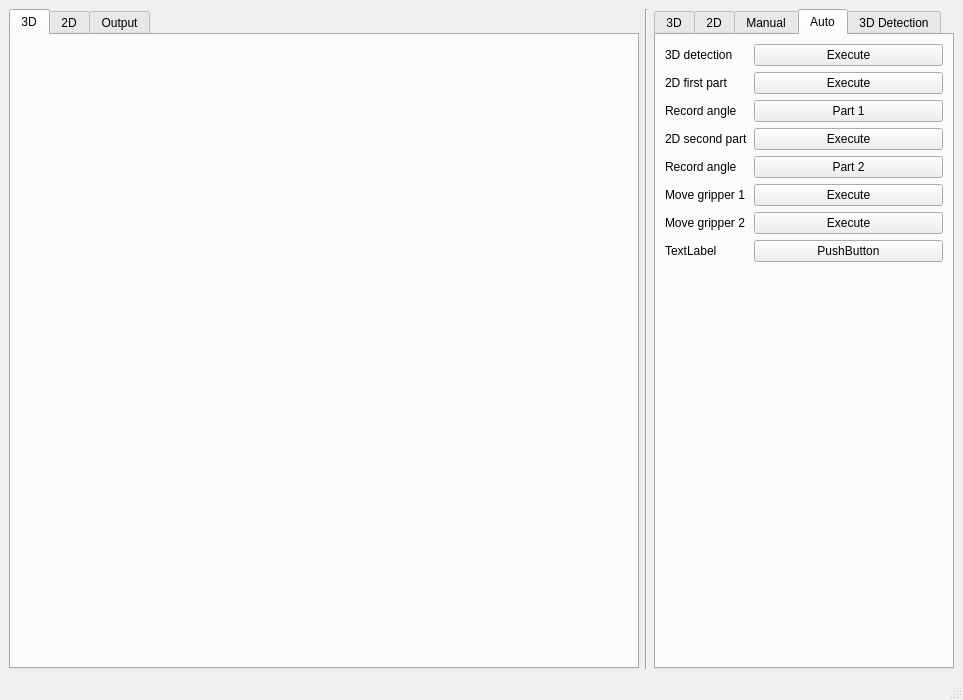
Above: ui/main_window.ui from bj0rkedal/agilus_master_project before the change. Below: the same form after it.
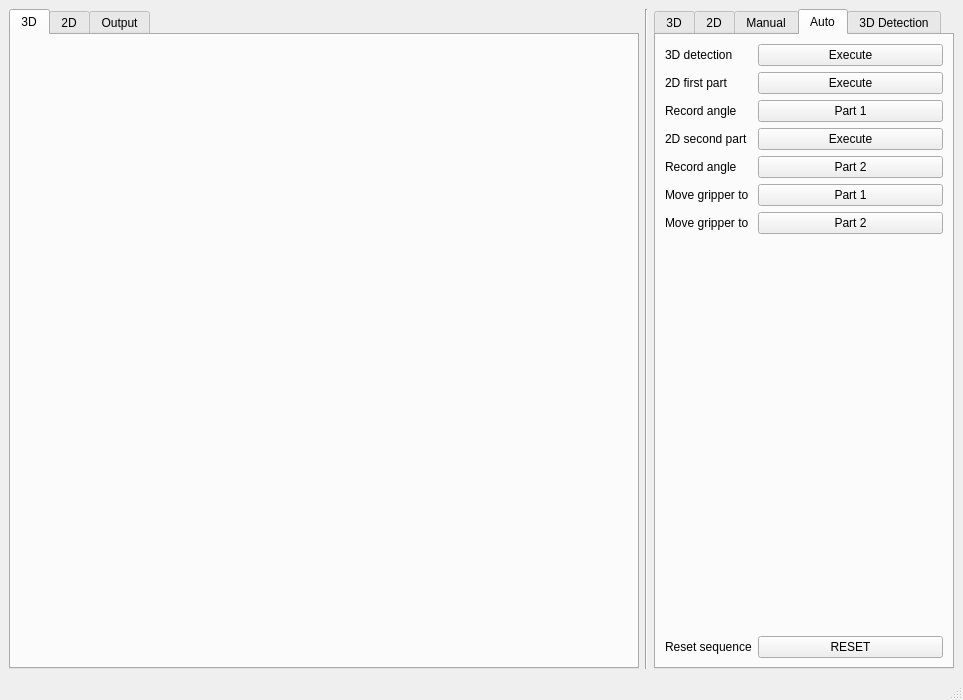
That is the form after the change. The open tabs and pages were chosen to show the change. Icons and pictures are not drawn.

Commit message: Added reset button, added gripping of parts to sequence

Patch:
```diff
--- a/ui/main_window.ui
+++ b/ui/main_window.ui
@@ -836,42 +836,42 @@
         <item row="5" column="0">
          <widget class="QLabel" name="label_16">
           <property name="text">
-           <string>Move gripper 1</string>
+           <string>Move gripper to</string>
           </property>
          </widget>
         </item>
         <item row="5" column="1">
          <widget class="QPushButton" name="moveGripperPartAButton">
           <property name="text">
-           <string>Execute</string>
+           <string>Part 1</string>
           </property>
          </widget>
         </item>
         <item row="6" column="0">
          <widget class="QLabel" name="label_17">
           <property name="text">
-           <string>Move gripper 2</string>
+           <string>Move gripper to</string>
           </property>
          </widget>
         </item>
         <item row="6" column="1">
          <widget class="QPushButton" name="moveGripperPartBButton">
           <property name="text">
-           <string>Execute</string>
+           <string>Part 2</string>
           </property>
          </widget>
         </item>
-        <item row="7" column="0">
+        <item row="8" column="0">
          <widget class="QLabel" name="label_18">
           <property name="text">
-           <string>TextLabel</string>
+           <string>Reset sequence</string>
           </property>
          </widget>
         </item>
-        <item row="7" column="1">
-         <widget class="QPushButton" name="pushButton_6">
+        <item row="8" column="1">
+         <widget class="QPushButton" name="resetSequenceButton">
           <property name="text">
-           <string>PushButton</string>
+           <string>RESET</string>
           </property>
          </widget>
         </item>
@@ -903,6 +903,19 @@
           </property>
          </widget>
         </item>
+        <item row="7" column="1">
+         <spacer name="verticalSpacer_4">
+          <property name="orientation">
+           <enum>Qt::Vertical</enum>
+          </property>
+          <property name="sizeHint" stdset="0">
+           <size>
+            <width>20</width>
+            <height>400</height>
+           </size>
+          </property>
+         </spacer>
+        </item>
        </layout>
       </widget>
       <widget class="QWidget" name="tab">
```
Left out of the diff: 28 changed lines with no effect on the pictures. The commit also changes 2 other files.
